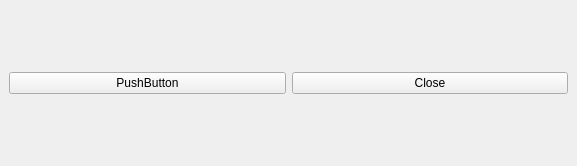
Above: __mayapy_boilerplate/mayapy_QT_boilerplate.ui from BlakeXYZ/Maya-Tools before the change. Below: the same form after it.
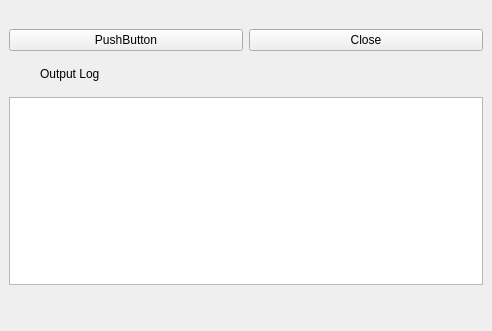
That is the form after the change.

Commit message: port Output Log to Boilerplate

Patch:
```diff
--- a/__mayapy_boilerplate/mayapy_QT_boilerplate.ui
+++ b/__mayapy_boilerplate/mayapy_QT_boilerplate.ui
@@ -6,8 +6,8 @@
    <rect>
     <x>0</x>
     <y>0</y>
-    <width>577</width>
-    <height>166</height>
+    <width>492</width>
+    <height>331</height>
    </rect>
   </property>
   <property name="windowTitle">
@@ -15,19 +15,87 @@
   </property>
   <widget class="QWidget" name="centralwidget">
    <layout class="QGridLayout" name="gridLayout">
-    <item row="0" column="0">
+    <item row="3" column="0" colspan="2">
+     <widget class="QTextEdit" name="textEdit_output_log">
+      <property name="textInteractionFlags">
+       <set>Qt::TextSelectableByKeyboard|Qt::TextSelectableByMouse</set>
+      </property>
+     </widget>
+    </item>
+    <item row="1" column="1">
+     <widget class="QPushButton" name="btn_closeWindow">
+      <property name="text">
+       <string>Close</string>
+      </property>
+     </widget>
+    </item>
+    <item row="2" column="0" colspan="2">
+     <widget class="QWidget" name="widget_toggle_output_log" native="true">
+      <layout class="QGridLayout" name="gridLayout_2">
+       <item row="0" column="0">
+        <widget class="QLabel" name="label_toggle_output_log">
+         <property name="minimumSize">
+          <size>
+           <width>16</width>
+           <height>16</height>
+          </size>
+         </property>
+         <property name="maximumSize">
+          <size>
+           <width>16</width>
+           <height>16</height>
+          </size>
+         </property>
+         <property name="text">
+          <string/>
+         </property>
+        </widget>
+       </item>
+       <item row="0" column="1">
+        <widget class="QLabel" name="label_toggle_output_log_text">
+         <property name="text">
+          <string>Output Log</string>
+         </property>
+        </widget>
+       </item>
+      </layout>
+     </widget>
+    </item>
+    <item row="1" column="0">
      <widget class="QPushButton" name="pushButton">
       <property name="text">
        <string>PushButton</string>
       </property>
      </widget>
     </item>
+    <item row="4" column="0">
+     <spacer name="verticalSpacer">
+      <property name="orientation">
+       <enum>Qt::Vertical</enum>
+      </property>
+      <property name="sizeHint" stdset="0">
+       <size>
+        <width>20</width>
+        <height>40</height>
+       </size>
+      </property>
+     </spacer>
+    </item>
     <item row="0" column="1">
-     <widget class="QPushButton" name="btn_closeWindow">
-      <property name="text">
-       <string>Close</string>
+     <spacer name="verticalSpacer_2">
+      <property name="orientation">
+       <enum>Qt::Vertical</enum>
       </property>
-     </widget>
+      <property name="sizeType">
+       <enum>QSizePolicy::Minimum</enum>
+      </property>
+      <property name="sizeHint" stdset="0">
+       <size>
+        <width>20</width>
+        <height>20</height>
+       </size>
+      </property>
+     </spacer>
     </item>
    </layout>
   </widget>
```
The commit also changes 6 other files.
